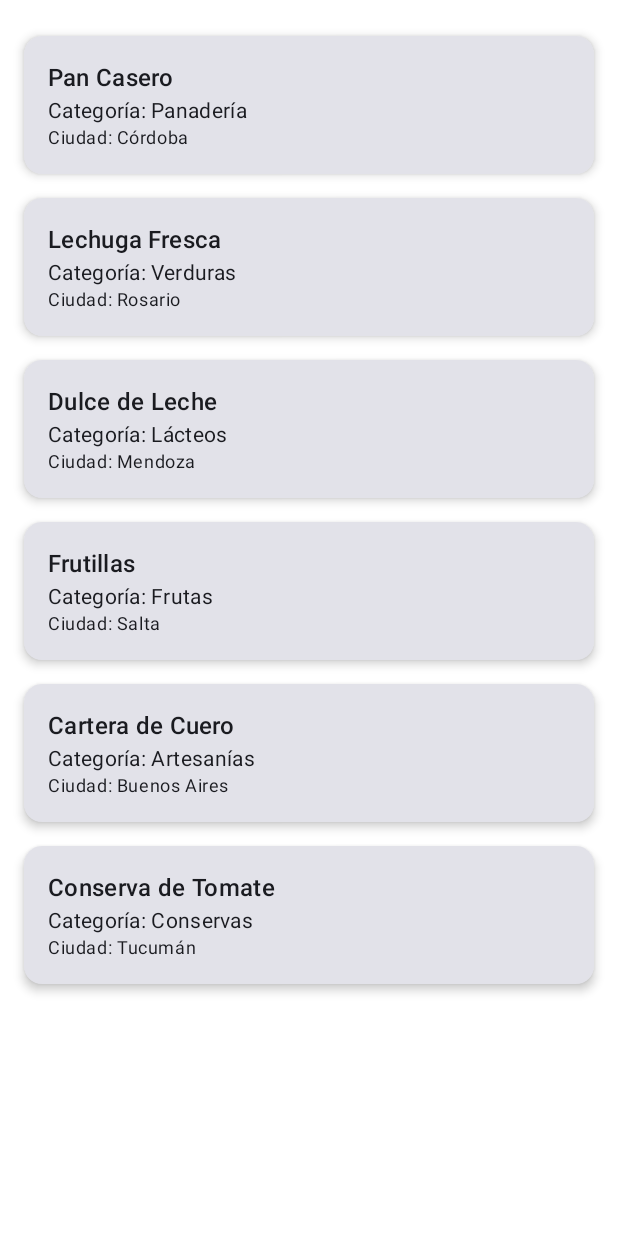
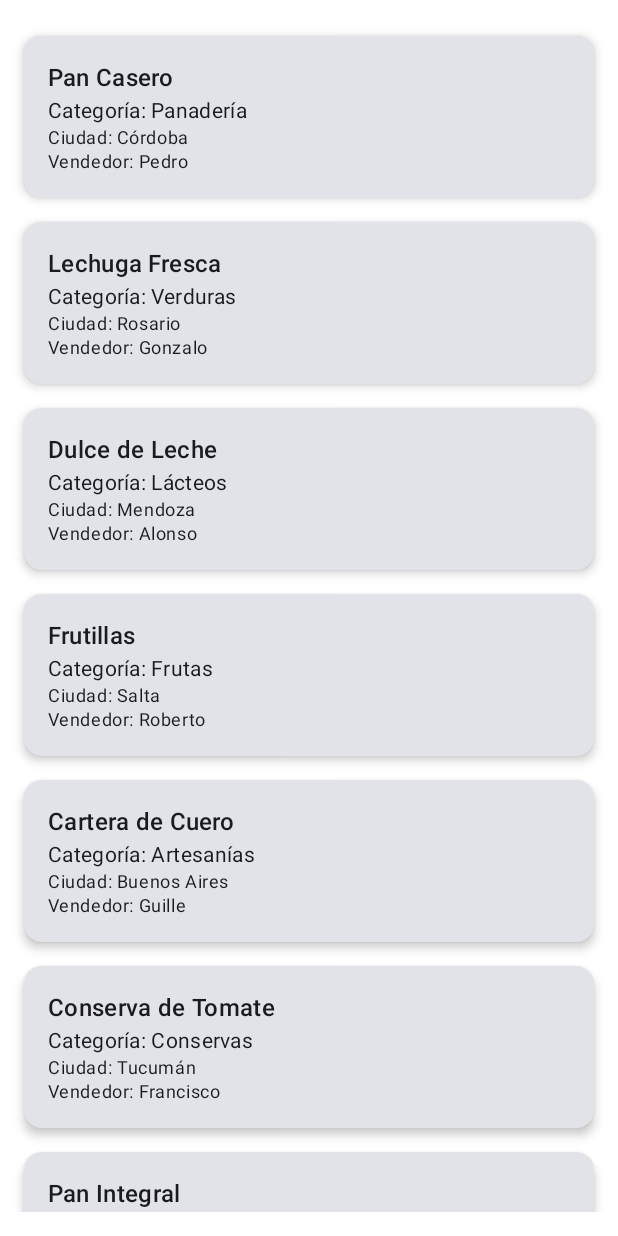
Before and after one commit to JoaBB13/manoslocalesproyecto, an Android app built with Jetpack Compose: the @Preview function ProductScreenPreview, on a phone screen of 412 x 824 dp. Run offline under Robolectric (Android 15) with nearby library versions, the phone set to English and light mode, and no system bars.

```diff
--- a/app/src/main/AndroidManifest.xml
+++ b/app/src/main/AndroidManifest.xml
@@ -25,7 +25,7 @@
 
         <activity android:name=".RegisterActivity" />
 
-        <activity android:name=".HomeActivity" />
+        <activity android:name=".ProductActivity" />
 
         <activity android:name=".PerfilActivity" />
 
--- a/app/src/main/java/com/undef/manoslocalesproyecto/ProductScreen.kt
+++ b/app/src/main/java/com/undef/manoslocalesproyecto/ProductScreen.kt
@@ -18,7 +18,7 @@ data class Producto(
     val categoria: String,
     val descripcion: String,
     val ciudad: String,
-    val vendedorId: Int
+    val vendedor: String
 )
 
 @Composable
@@ -39,6 +39,7 @@ fun ProductScreen(productos: List<Producto>) {
                     Text(producto.nombre, style = MaterialTheme.typography.titleMedium)
                     Text("Categoría: ${producto.categoria}", style = MaterialTheme.typography.bodyMedium)
                     Text("Ciudad: ${producto.ciudad}", style = MaterialTheme.typography.bodySmall)
+                    Text("Vendedor: ${producto.vendedor}", style = MaterialTheme.typography.bodySmall)
                 }
             }
         }
@@ -51,12 +52,26 @@ fun ProductScreen(productos: List<Producto>) {
 @Composable
 fun ProductScreenPreview() {
     val productosEjemplo = listOf(
-        Producto(1, "Pan Casero", "Panadería", "Pan artesanal horneado a leña", "Córdoba", vendedorId = 1),
-        Producto(2, "Lechuga Fresca", "Verduras", "Cultivo sin pesticidas", "Rosario", vendedorId = 2),
-        Producto(3, "Dulce de Leche", "Lácteos", "Dulce artesanal de tambo local", "Mendoza", vendedorId = 3),
-        Producto(4, "Frutillas", "Frutas", "Frutillas recién cosechadas", "Salta", vendedorId = 4),
-        Producto(5, "Cartera de Cuero", "Artesanías", "Hecha a mano", "Buenos Aires", vendedorId = 5),
-        Producto(6, "Conserva de Tomate", "Conservas", "Sin conservantes artificiales", "Tucumán", vendedorId = 6)
+        Producto(1, "Pan Casero", "Panadería", "Pan artesanal horneado a leña", "Córdoba", "Pedro"),
+        Producto(2, "Lechuga Fresca", "Verduras", "Cultivo sin pesticidas", "Rosario", "Gonzalo"),
+        Producto(3, "Dulce de Leche", "Lácteos", "Dulce artesanal de tambo local", "Mendoza", "Alonso"),
+        Producto(4, "Frutillas", "Frutas", "Frutillas recién cosechadas", "Salta", "Roberto"),
+        Producto(5, "Cartera de Cuero", "Artesanías", "Hecha a mano", "Buenos Aires", "Guille"),
+        Producto(6, "Conserva de Tomate", "Conservas", "Sin conservantes artificiales", "Tucumán", "Francisco"),
+        Producto(7, "Pan Integral", "Panadería", "Con semillas y harina orgánica", "La Plata", "Lucía"),
+        Producto(8, "Zanahorias", "Verduras", "Recién cosechadas", "Santa Fe", "Martina"),
+        Producto(9, "Yogur Natural", "Lácteos", "De producción casera", "San Juan", "Miguel"),
+        Producto(10, "Manzanas", "Frutas", "De productores locales", "Neuquén", "María"),
+        Producto(11, "Alfajores Artesanales", "Panadería", "Rellenos de dulce de leche", "Córdoba", "Pedro"),
+        Producto(12, "Tomates Cherry", "Verduras", "Cultivo hidropónico", "San Luis", "Ramiro"),
+        Producto(13, "Queso de Cabra", "Lácteos", "Producto gourmet artesanal", "Chaco", "Paula"),
+        Producto(14, "Peras", "Frutas", "Jugosas y dulces", "Río Negro", "Luis"),
+        Producto(15, "Pulsera de Macramé", "Artesanías", "Colores personalizados", "Salta", "Nina"),
+        Producto(16, "Conserva de Berenjena", "Conservas", "Ideal para picadas", "Entre Ríos", "Iván"),
+        Producto(17, "Pan de Campo", "Panadería", "Receta tradicional", "Santa Cruz", "Julieta"),
+        Producto(18, "Acelga Orgánica", "Verduras", "Sin agroquímicos", "Jujuy", "Tomás"),
+        Producto(19, "Ricota Fresca", "Lácteos", "Ideal para rellenos", "Corrientes", "Laura"),
+        Producto(20, "Frambuesas", "Frutas", "De cultivo patagónico", "Chubut", "Verónica")
     )
 
     ManoslocalesproyectoTheme {
```
Also changed, not shown: app/src/main/java/com/undef/manoslocalesproyecto/HomeActivity.kt (deleted, +0 -25 lines), app/src/main/java/com/undef/manoslocalesproyecto/HomeScreen.kt (deleted, +0 -80 lines).
